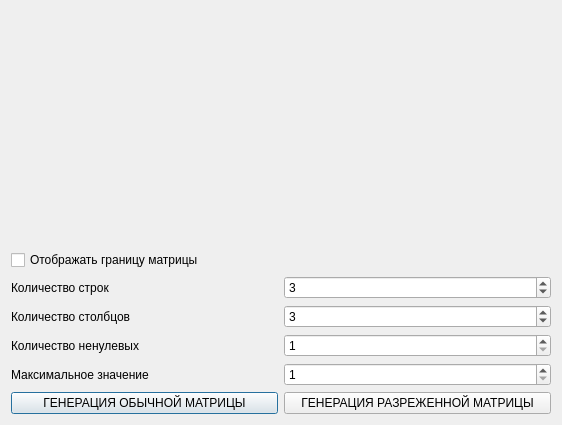
First picture: the form in dialog.ui, repository MrTrojan52/Design-Patterns-Lab2, before the edit.
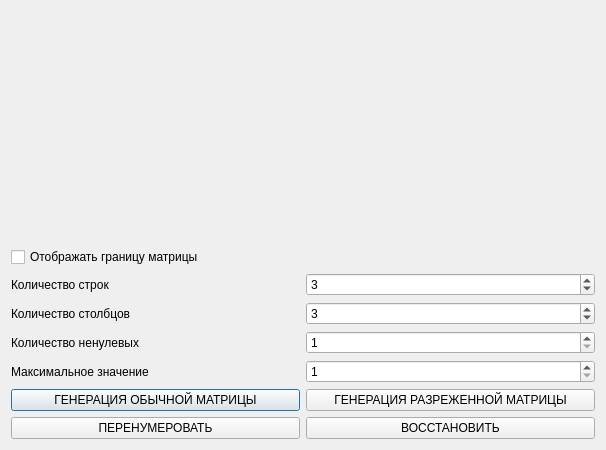
Second picture: the form after the edit. Custom widgets are drawn as their Qt base class.

Patch:
```diff
--- a/dialog.ui
+++ b/dialog.ui
@@ -6,8 +6,8 @@
    <rect>
     <x>0</x>
     <y>0</y>
-    <width>562</width>
-    <height>425</height>
+    <width>606</width>
+    <height>450</height>
    </rect>
   </property>
   <property name="windowTitle">
@@ -129,6 +129,24 @@
      </item>
     </layout>
    </item>
+   <item>
+    <layout class="QHBoxLayout" name="horizontalLayout_6">
+     <item>
+      <widget class="QPushButton" name="psbRenum">
+       <property name="text">
+        <string>ПЕРЕНУМЕРОВАТЬ</string>
+       </property>
+      </widget>
+     </item>
+     <item>
+      <widget class="QPushButton" name="psbRestore">
+       <property name="text">
+        <string>ВОССТАНОВИТЬ</string>
+       </property>
+      </widget>
+     </item>
+    </layout>
+   </item>
   </layout>
  </widget>
  <layoutdefault spacing="6" margin="11"/>
```
